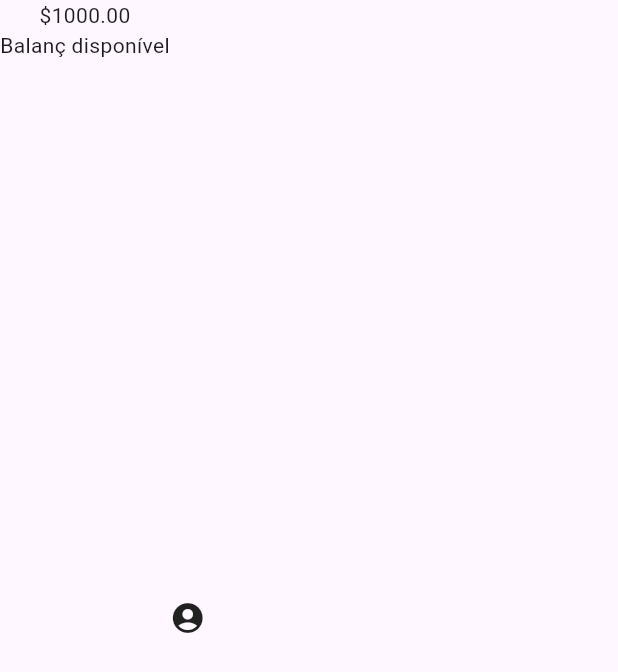
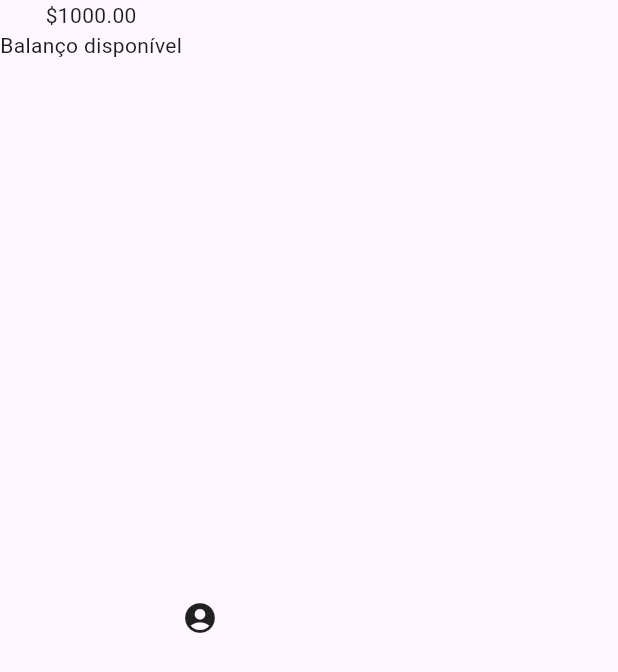
Before and after one commit to andreacmdev/Alubank, a Flutter app: the screen it shows after launch, on a phone screen of 412 x 824 dp. Shown: the top 672 px of the screen. Run offline on Flutter 3.47's test engine with Material 3 defaults, Android fonts, the phone set to English and light mode, and no system bars.

Commit message:
correção

```diff
--- a/alubank/lib/components/sections/header.dart
+++ b/alubank/lib/components/sections/header.dart
@@ -10,7 +10,7 @@ class Header extends StatelessWidget {
         children: <Widget>[
           Column(children: <Widget>[
             Text('\$1000.00'),
-            Text('Balanç disponível')
+            Text('Balanço disponível')
           ],),
           Icon(Icons.account_circle),
           ]
```
